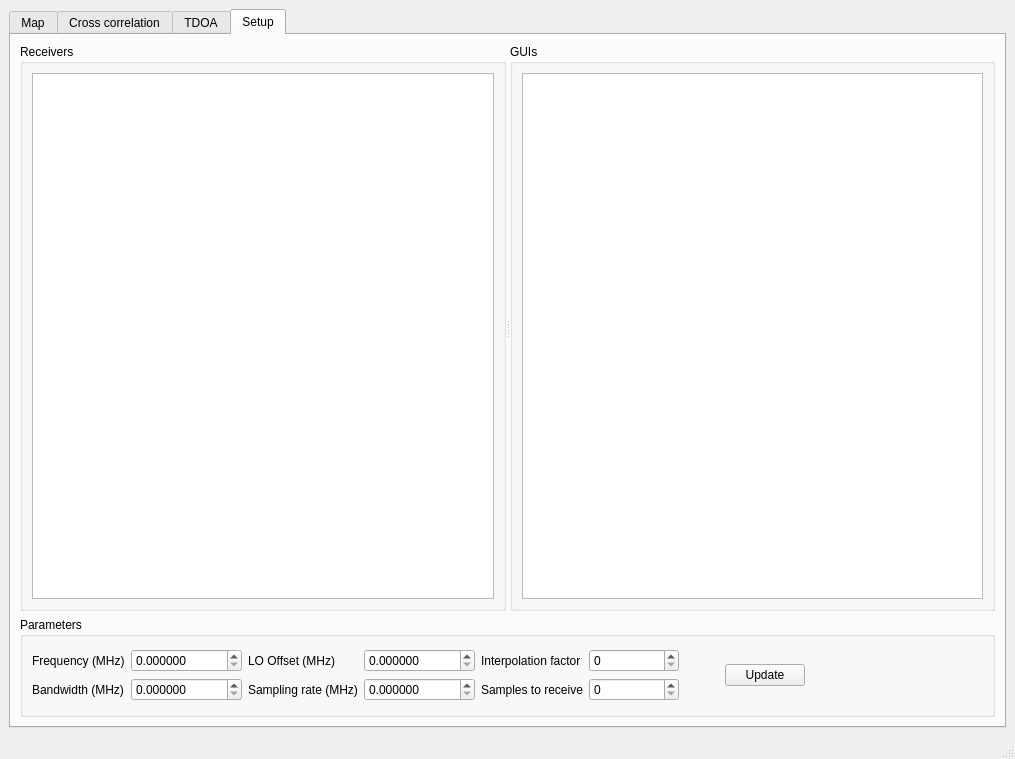
First picture: the form in gui/main_window.ui, repository rwth-ti/gr-localization, before the edit.
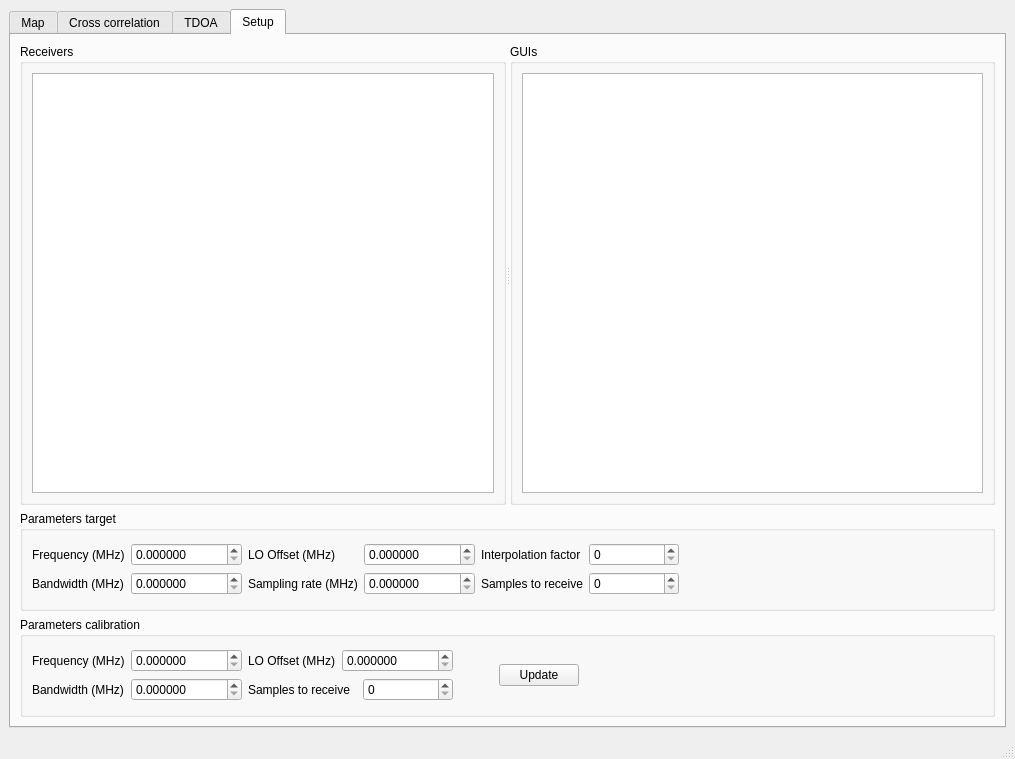
Second picture: the form after the edit. The open tabs and pages were chosen to show the change. Custom widgets are drawn as their Qt base class.

Commit message: add calibration settings to gui

What changed in the file:
```diff
--- a/gui/main_window.ui
+++ b/gui/main_window.ui
@@ -20,8 +20,8 @@
    <string>USRP Sync Example</string>
   </property>
   <widget class="QWidget" name="centralwidget">
-   <layout class="QVBoxLayout" name="verticalLayout_13">
-    <item>
+   <layout class="QGridLayout" name="gridLayout_7">
+    <item row="0" column="0">
      <widget class="QTabWidget" name="tabWidget">
       <property name="currentIndex">
        <number>0</number>
@@ -677,7 +677,7 @@
            </size>
           </property>
           <property name="title">
-           <string>Parameters</string>
+           <string>Parameters target</string>
           </property>
           <layout class="QVBoxLayout" name="verticalLayout_6">
            <item>
@@ -872,6 +872,9 @@
                      <height>0</height>
                     </size>
                    </property>
+                   <property name="maximum">
+                    <number>10000</number>
+                   </property>
                   </widget>
                  </item>
                 </layout>
@@ -895,6 +898,187 @@
               </spacer>
              </item>
              <item>
+              <spacer name="horizontalSpacer_2">
+               <property name="orientation">
+                <enum>Qt::Horizontal</enum>
+               </property>
+               <property name="sizeHint" stdset="0">
+                <size>
+                 <width>40</width>
+                 <height>20</height>
+                </size>
+               </property>
+              </spacer>
+             </item>
+            </layout>
+           </item>
+          </layout>
+         </widget>
+        </item>
+        <item row="2" column="0">
+         <widget class="QGroupBox" name="groupBox_13">
+          <property name="maximumSize">
+           <size>
+            <width>16777215</width>
+            <height>100</height>
+           </size>
+          </property>
+          <property name="title">
+           <string>Parameters calibration</string>
+          </property>
+          <layout class="QVBoxLayout" name="verticalLayout_13">
+           <item>
+            <layout class="QHBoxLayout" name="horizontalLayout_13">
+             <item>
+              <layout class="QGridLayout" name="gridLayout_6">
+               <item row="1" column="0">
+                <layout class="QHBoxLayout" name="horizontalLayout_15">
+                 <item>
+                  <widget class="QLabel" name="label_14">
+                   <property name="text">
+                    <string>Bandwidth (MHz)</string>
+                   </property>
+                  </widget>
+                 </item>
+                 <item>
+                  <widget class="QDoubleSpinBox" name="bwCalibrationSpin">
+                   <property name="sizePolicy">
+                    <sizepolicy hsizetype="Maximum" vsizetype="Fixed">
+                     <horstretch>0</horstretch>
+                     <verstretch>0</verstretch>
+                    </sizepolicy>
+                   </property>
+                   <property name="keyboardTracking">
+                    <bool>false</bool>
+                   </property>
+                   <property name="decimals">
+                    <number>6</number>
+                   </property>
+                   <property name="maximum">
+                    <double>999999999.000000000000000</double>
+                   </property>
+                  </widget>
+                 </item>
+                </layout>
+               </item>
+               <item row="0" column="0">
+                <layout class="QHBoxLayout" name="horizontalLayout_16">
+                 <item>
+                  <widget class="QLabel" name="label_15">
+                   <property name="sizePolicy">
+                    <sizepolicy hsizetype="Preferred" vsizetype="Preferred">
+                     <horstretch>0</horstretch>
+                     <verstretch>0</verstretch>
+                    </sizepolicy>
+                   </property>
+                   <property name="text">
+                    <string>Frequency (MHz)</string>
+                   </property>
+                  </widget>
+                 </item>
+                 <item>
+                  <widget class="QDoubleSpinBox" name="frequencyCalibrationSpin">
+                   <property name="sizePolicy">
+                    <sizepolicy hsizetype="Maximum" vsizetype="Fixed">
+                     <horstretch>0</horstretch>
+                     <verstretch>0</verstretch>
+                    </sizepolicy>
+                   </property>
+                   <property name="keyboardTracking">
+                    <bool>false</bool>
+                   </property>
+                   <property name="decimals">
+                    <number>6</number>
+                   </property>
+                   <property name="maximum">
+                    <double>999999999.000000000000000</double>
+                   </property>
+                  </widget>
+                 </item>
+                </layout>
+               </item>
+               <item row="0" column="1">
+                <layout class="QHBoxLayout" name="horizontalLayout_17">
+                 <item>
+                  <widget class="QLabel" name="label_16">
+                   <property name="text">
+                    <string>LO Offset (MHz)</string>
+                   </property>
+                  </widget>
+                 </item>
+                 <item>
+                  <widget class="QDoubleSpinBox" name="loOffsetCalibrationSpin">
+                   <property name="sizePolicy">
+                    <sizepolicy hsizetype="Maximum" vsizetype="Fixed">
+                     <horstretch>0</horstretch>
+                     <verstretch>0</verstretch>
+                    </sizepolicy>
+                   </property>
+                   <property name="keyboardTracking">
+                    <bool>false</bool>
+                   </property>
+                   <property name="decimals">
+                    <number>6</number>
+                   </property>
+                   <property name="maximum">
+                    <double>999999999.000000000000000</double>
+                   </property>
+                  </widget>
+                 </item>
+                </layout>
+               </item>
+               <item row="1" column="1">
+                <layout class="QHBoxLayout" name="horizontalLayout_19">
+                 <item>
+                  <widget class="QLabel" name="label_18">
+                   <property name="text">
+                    <string>Samples to receive</string>
+                   </property>
+                  </widget>
+                 </item>
+                 <item>
+                  <widget class="QSpinBox" name="samplesToReceiveCalibrationSpin">
+                   <property name="sizePolicy">
+                    <sizepolicy hsizetype="Maximum" vsizetype="Fixed">
+                     <horstretch>0</horstretch>
+                     <verstretch>0</verstretch>
+                    </sizepolicy>
+                   </property>
+                   <property name="minimumSize">
+                    <size>
+                     <width>90</width>
+                     <height>0</height>
+                    </size>
+                   </property>
+                   <property name="keyboardTracking">
+                    <bool>false</bool>
+                   </property>
+                   <property name="maximum">
+                    <number>999999999</number>
+                   </property>
+                  </widget>
+                 </item>
+                </layout>
+               </item>
+              </layout>
+             </item>
+             <item>
+              <spacer name="horizontalSpacer_5">
+               <property name="orientation">
+                <enum>Qt::Horizontal</enum>
+               </property>
+               <property name="sizeType">
+                <enum>QSizePolicy::Fixed</enum>
+               </property>
+               <property name="sizeHint" stdset="0">
+                <size>
+                 <width>40</width>
+                 <height>20</height>
+                </size>
+               </property>
+              </spacer>
+             </item>
+             <item>
               <widget class="QPushButton" name="pushButtonUpdate">
                <property name="text">
                 <string>Update</string>
@@ -902,7 +1086,7 @@
               </widget>
              </item>
              <item>
-              <spacer name="horizontalSpacer_2">
+              <spacer name="horizontalSpacer_6">
                <property name="orientation">
                 <enum>Qt::Horizontal</enum>
                </property>
```
Left out of the diff: 23 changed lines with no effect on the pictures. The commit also changes 5 other files.
